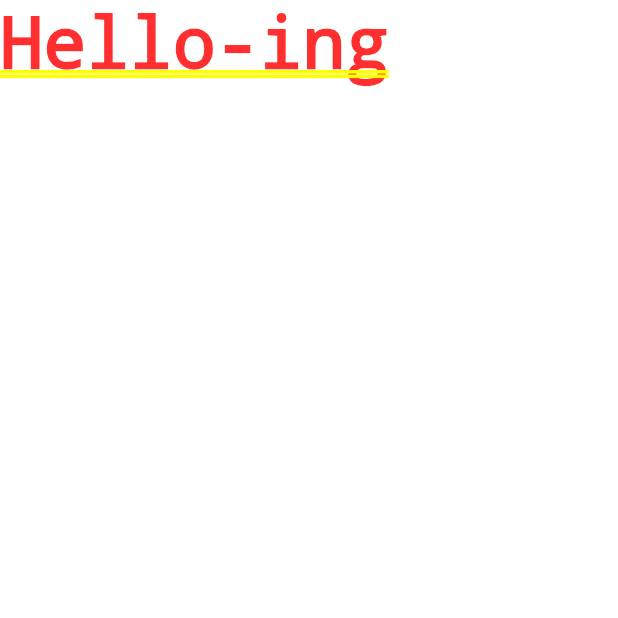
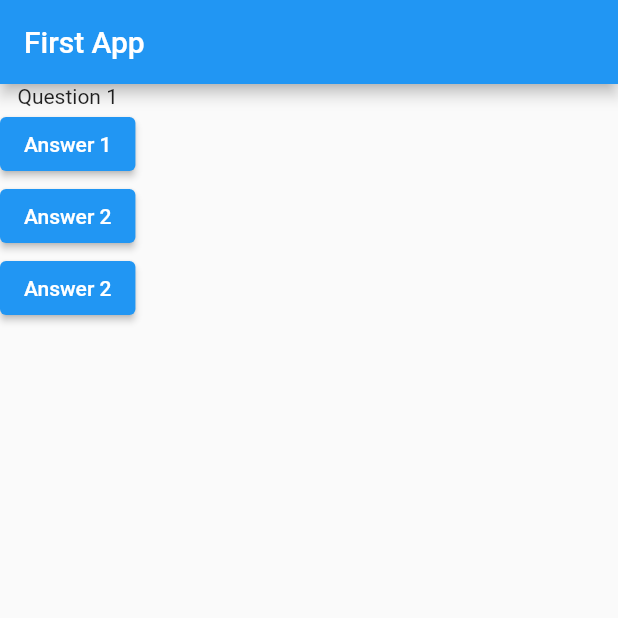
Before and after one commit to SpaceGliderr/flutter-udemy, a Flutter app: the screen it shows after launch, on a phone screen of 412 x 824 dp, the top half of it. Run offline on Flutter 3.47's test engine with Material 2 defaults, Android fonts, the phone set to English and light mode, and no system bars.

```diff
--- a/flutter_quiz/lib/main.dart
+++ b/flutter_quiz/lib/main.dart
@@ -2,9 +2,52 @@ import 'package:flutter/material.dart';
 
 void main() => runApp(MyApp());
 
-class MyApp extends StatelessWidget {
+class MyApp extends StatefulWidget {
+  @override
+  State<StatefulWidget> createState() {
+    return MyAppState();
+  }
+}
+
+class MyAppState extends State<MyApp> {
+  var questionIdx = 0;
+
+  var question = [
+    "Question 1",
+    "Question 2",
+  ];
+
+  void answerQuestion() {
+    setState(() {
+      questionIdx += 1;
+    });
+  }
+
   @override
   Widget build(BuildContext context) {
-    return MaterialApp(home: Text('Hello-ing'));
+    return MaterialApp(
+      home: Scaffold(
+        appBar: AppBar(
+          title: Text("First App"),
+        ),
+        body: Column(
+          children: [
+            Text(question[questionIdx]),
+            ElevatedButton(
+              onPressed: answerQuestion,
+              child: Text("Answer 1"),
+            ),
+            ElevatedButton(
+              onPressed: answerQuestion,
+              child: Text("Answer 2"),
+            ),
+            ElevatedButton(
+              onPressed: answerQuestion,
+              child: Text("Answer 2"),
+            ),
+          ],
+        ),
+      ),
+    );
   }
 }
```
